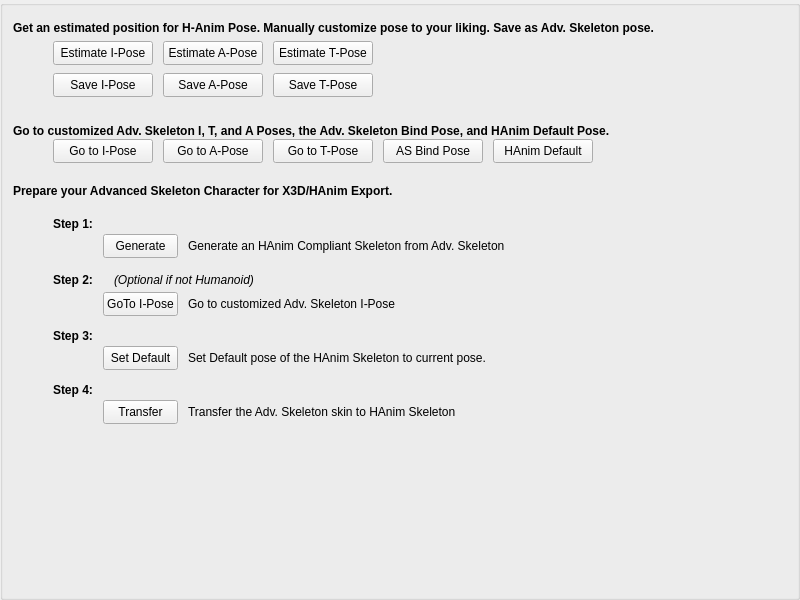
Qt form rawkee/auxilary/RKCharacterEditorAdvancedSkeletonPanel.ui (und-dream-lab/rawkee) before a commit.
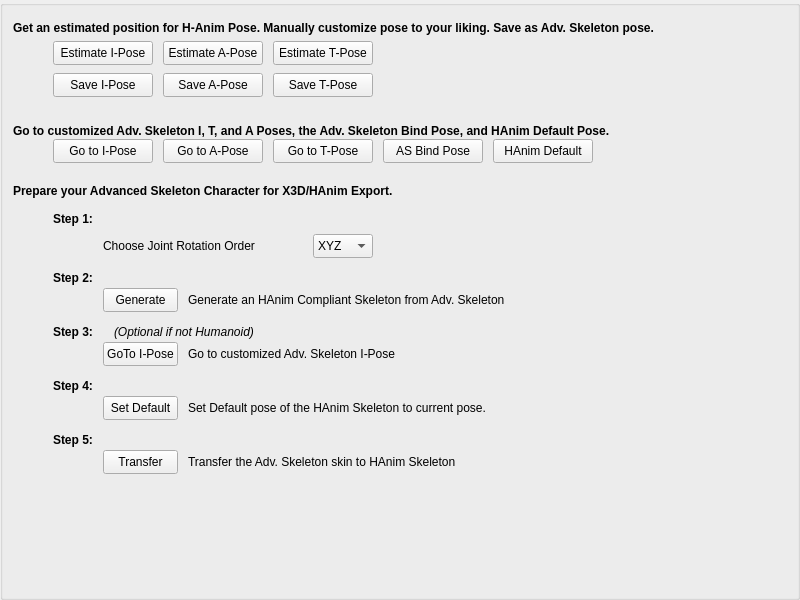
The same form after that commit.

Commit message: Enabled Rotation Order settings export for HAnimMotion, added ability to export all joint translations for HAnimMotion, and enabled export option for exporting non-HAnimMotion animation. (#76)

```diff
--- a/rawkee/auxilary/RKCharacterEditorAdvancedSkeletonPanel.ui
+++ b/rawkee/auxilary/RKCharacterEditorAdvancedSkeletonPanel.ui
@@ -500,10 +500,7 @@
         <number>0</number>
        </property>
        <item>
-        <layout class="QHBoxLayout" name="horizontalLayout_2">
-         <property name="spacing">
-          <number>6</number>
-         </property>
+        <layout class="QHBoxLayout" name="horizontalLayout_16">
          <property name="bottomMargin">
           <number>2</number>
          </property>
@@ -529,6 +526,147 @@
            <property name="text">
             <string>Step 1:</string>
            </property>
+          </widget>
+         </item>
+         <item>
+          <spacer name="horizontalSpacer_11">
+           <property name="orientation">
+            <enum>Qt::Horizontal</enum>
+           </property>
+           <property name="sizeHint" stdset="0">
+            <size>
+             <width>40</width>
+             <height>20</height>
+            </size>
+           </property>
+          </spacer>
+         </item>
+        </layout>
+       </item>
+       <item>
+        <layout class="QHBoxLayout" name="horizontalLayout_17">
+         <property name="spacing">
+          <number>10</number>
+         </property>
+         <property name="leftMargin">
+          <number>50</number>
+         </property>
+         <property name="bottomMargin">
+          <number>2</number>
+         </property>
+         <item>
+          <widget class="QLabel" name="rotOrderLabelAS">
+           <property name="minimumSize">
+            <size>
+             <width>200</width>
+             <height>24</height>
+            </size>
+           </property>
+           <property name="maximumSize">
+            <size>
+             <width>200</width>
+             <height>24</height>
+            </size>
+           </property>
+           <property name="text">
+            <string>Choose Joint Rotation Order</string>
+           </property>
+          </widget>
+         </item>
+         <item>
+          <widget class="QComboBox" name="rotOrderComboBoxAS">
+           <property name="minimumSize">
+            <size>
+             <width>60</width>
+             <height>24</height>
+            </size>
+           </property>
+           <property name="maximumSize">
+            <size>
+             <width>60</width>
+             <height>24</height>
+            </size>
+           </property>
+           <property name="currentIndex">
+            <number>0</number>
+           </property>
+           <item>
+            <property name="text">
+             <string>XYZ</string>
+            </property>
+           </item>
+           <item>
+            <property name="text">
+             <string>YZX</string>
+            </property>
+           </item>
+           <item>
+            <property name="text">
+             <string>ZXY</string>
+            </property>
+           </item>
+           <item>
+            <property name="text">
+             <string>XZY</string>
+            </property>
+           </item>
+           <item>
+            <property name="text">
+             <string>YXZ</string>
+            </property>
+           </item>
+           <item>
+            <property name="text">
+             <string>ZYX</string>
+            </property>
+           </item>
+          </widget>
+         </item>
+         <item>
+          <spacer name="horizontalSpacer_12">
+           <property name="orientation">
+            <enum>Qt::Horizontal</enum>
+           </property>
+           <property name="sizeHint" stdset="0">
+            <size>
+             <width>40</width>
+             <height>20</height>
+            </size>
+           </property>
+          </spacer>
+         </item>
+        </layout>
+       </item>
+       <item>
+        <layout class="QHBoxLayout" name="horizontalLayout_2">
+         <property name="spacing">
+          <number>6</number>
+         </property>
+         <property name="bottomMargin">
+          <number>2</number>
+         </property>
+         <item>
+          <widget class="QLabel" name="advStepLabel_2">
+           <property name="minimumSize">
+            <size>
+             <width>60</width>
+             <height>24</height>
+            </size>
+           </property>
+           <property name="maximumSize">
+            <size>
+             <width>60</width>
+             <height>24</height>
+            </size>
+           </property>
+           <property name="font">
+            <font>
+             <bold>true</bold>
+            </font>
+           </property>
+           <property name="text">
+            <string>Step 2:</string>
+           </property>
            <property name="alignment">
             <set>Qt::AlignBottom|Qt::AlignLeading|Qt::AlignLeft</set>
            </property>
@@ -558,7 +696,7 @@
           <number>50</number>
          </property>
          <property name="bottomMargin">
-          <number>4</number>
+          <number>2</number>
          </property>
          <item>
           <widget class="QPushButton" name="genButton">
@@ -619,10 +757,10 @@
        <item>
         <layout class="QHBoxLayout" name="horizontalLayout_5">
          <property name="bottomMargin">
-          <number>4</number>
+          <number>2</number>
          </property>
          <item>
-          <widget class="QLabel" name="advStepLabel_2">
+          <widget class="QLabel" name="advStepLabel_3">
            <property name="minimumSize">
             <size>
              <width>60</width>
@@ -641,7 +779,7 @@
             </font>
            </property>
            <property name="text">
-            <string>Step 2:</string>
+            <string>Step 3:</string>
            </property>
            <property name="alignment">
             <set>Qt::AlignBottom|Qt::AlignLeading|Qt::AlignLeft</set>
@@ -763,7 +901,7 @@
           <number>2</number>
          </property>
          <item>
-          <widget class="QLabel" name="advStepLabel_3">
+          <widget class="QLabel" name="advStepLabel_4">
            <property name="minimumSize">
             <size>
              <width>60</width>
@@ -782,7 +920,7 @@
             </font>
            </property>
            <property name="text">
-            <string>Step 3:</string>
+            <string>Step 4:</string>
            </property>
            <property name="alignment">
             <set>Qt::AlignBottom|Qt::AlignLeading|Qt::AlignLeft</set>
@@ -877,7 +1015,7 @@
           <number>2</number>
          </property>
          <item>
-          <widget class="QLabel" name="advStepLabel_4">
+          <widget class="QLabel" name="advStepLabel_5">
            <property name="minimumSize">
             <size>
              <width>60</width>
@@ -896,7 +1034,7 @@
             </font>
            </property>
            <property name="text">
-            <string>Step 4:</string>
+            <string>Step 5:</string>
            </property>
            <property name="alignment">
             <set>Qt::AlignBottom|Qt::AlignLeading|Qt::AlignLeft</set>
```
The commit also changes 9 other files.
